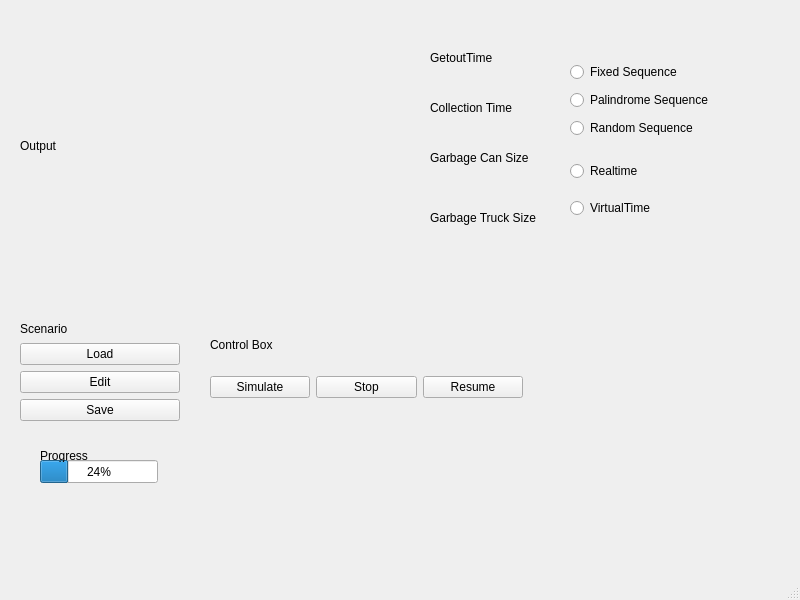
cbchoi/pohangsim, file PohangSim.ui: the form before one commit.
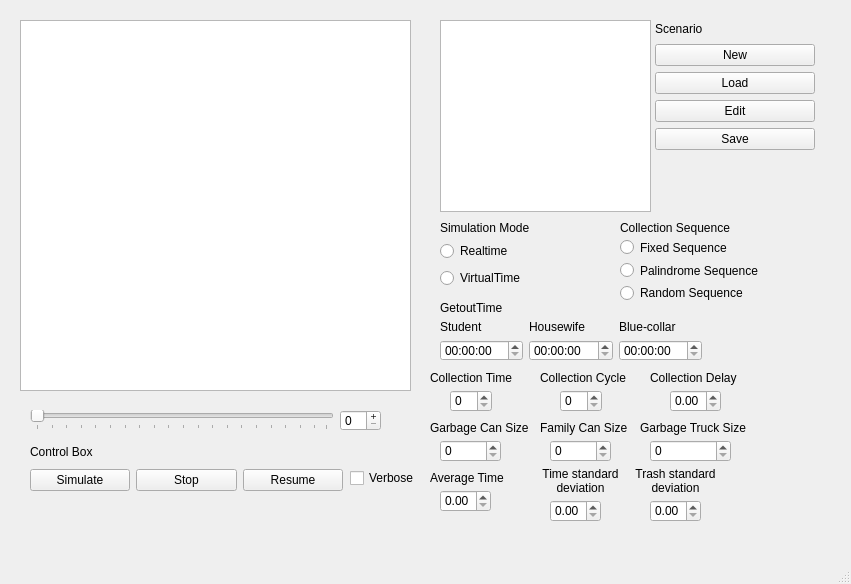
The form after the commit.

```diff
--- a/PohangSim.ui
+++ b/PohangSim.ui
@@ -6,32 +6,19 @@
    <rect>
     <x>0</x>
     <y>0</y>
-    <width>800</width>
-    <height>600</height>
+    <width>851</width>
+    <height>584</height>
    </rect>
   </property>
   <property name="windowTitle">
    <string>MainWindow</string>
   </property>
   <widget class="QWidget" name="centralwidget">
-   <widget class="QProgressBar" name="progressBar">
-    <property name="geometry">
-     <rect>
-      <x>40</x>
-      <y>460</y>
-      <width>118</width>
-      <height>23</height>
-     </rect>
-    </property>
-    <property name="value">
-     <number>24</number>
-    </property>
-   </widget>
    <widget class="QLabel" name="label">
     <property name="geometry">
      <rect>
-      <x>430</x>
-      <y>50</y>
+      <x>440</x>
+      <y>300</y>
       <width>71</width>
       <height>16</height>
      </rect>
@@ -44,7 +31,7 @@
     <property name="geometry">
      <rect>
       <x>430</x>
-      <y>100</y>
+      <y>370</y>
       <width>91</width>
       <height>16</height>
      </rect>
@@ -57,7 +44,7 @@
     <property name="geometry">
      <rect>
       <x>430</x>
-      <y>150</y>
+      <y>420</y>
       <width>101</width>
       <height>16</height>
      </rect>
@@ -69,8 +56,8 @@
    <widget class="QLabel" name="label_4">
     <property name="geometry">
      <rect>
-      <x>430</x>
-      <y>210</y>
+      <x>640</x>
+      <y>420</y>
       <width>111</width>
       <height>16</height>
      </rect>
@@ -82,10 +69,10 @@
    <widget class="QWidget" name="verticalLayoutWidget">
     <property name="geometry">
      <rect>
-      <x>570</x>
-      <y>60</y>
+      <x>620</x>
+      <y>239</y>
       <width>160</width>
-      <height>80</height>
+      <height>62</height>
      </rect>
     </property>
     <layout class="QVBoxLayout" name="verticalLayout">
@@ -124,10 +111,10 @@
    <widget class="QWidget" name="verticalLayoutWidget_2">
     <property name="geometry">
      <rect>
-      <x>570</x>
-      <y>150</y>
+      <x>440</x>
+      <y>240</y>
       <width>160</width>
-      <height>80</height>
+      <height>51</height>
      </rect>
     </property>
     <layout class="QVBoxLayout" name="verticalLayout_2">
@@ -150,10 +137,10 @@
    <widget class="QWidget" name="verticalLayoutWidget_3">
     <property name="geometry">
      <rect>
-      <x>20</x>
-      <y>320</y>
+      <x>655</x>
+      <y>20</y>
       <width>160</width>
-      <height>101</height>
+      <height>130</height>
      </rect>
     </property>
     <layout class="QVBoxLayout" name="ScenarioControl">
@@ -164,6 +151,13 @@
        </property>
       </widget>
      </item>
+     <item>
+      <widget class="QPushButton" name="pushButton_7">
+       <property name="text">
+        <string>New</string>
+       </property>
+      </widget>
+     </item>
      <item>
       <widget class="QPushButton" name="pushButton_2">
        <property name="text">
@@ -187,39 +181,13 @@
      </item>
     </layout>
    </widget>
-   <widget class="QLabel" name="label_7">
-    <property name="geometry">
-     <rect>
-      <x>40</x>
-      <y>450</y>
-      <width>54</width>
-      <height>12</height>
-     </rect>
-    </property>
-    <property name="text">
-     <string>Progress</string>
-    </property>
-   </widget>
-   <widget class="QLabel" name="label_8">
-    <property name="geometry">
-     <rect>
-      <x>20</x>
-      <y>30</y>
-      <width>391</width>
-      <height>231</height>
-     </rect>
-    </property>
-    <property name="text">
-     <string>Output</string>
-    </property>
-   </widget>
    <widget class="QWidget" name="verticalLayoutWidget_4">
     <property name="geometry">
      <rect>
-      <x>210</x>
-      <y>320</y>
+      <x>30</x>
+      <y>440</y>
       <width>313</width>
-      <height>78</height>
+      <height>51</height>
      </rect>
     </property>
     <layout class="QVBoxLayout" name="verticalLayout_3">
@@ -257,6 +225,348 @@
      </item>
     </layout>
    </widget>
+   <widget class="QListWidget" name="listWidget">
+    <property name="geometry">
+     <rect>
+      <x>440</x>
+      <y>20</y>
+      <width>211</width>
+      <height>192</height>
+     </rect>
+    </property>
+   </widget>
+   <widget class="QSpinBox" name="spinBox_2">
+    <property name="geometry">
+     <rect>
+      <x>450</x>
+      <y>390</y>
+      <width>42</width>
+      <height>22</height>
+     </rect>
+    </property>
+   </widget>
+   <widget class="QSpinBox" name="spinBox_3">
+    <property name="geometry">
+     <rect>
+      <x>440</x>
+      <y>440</y>
+      <width>61</width>
+      <height>22</height>
+     </rect>
+    </property>
+   </widget>
+   <widget class="QSpinBox" name="spinBox_4">
+    <property name="geometry">
+     <rect>
+      <x>650</x>
+      <y>440</y>
+      <width>81</width>
+      <height>22</height>
+     </rect>
+    </property>
+   </widget>
+   <widget class="QWidget" name="verticalLayoutWidget_5">
+    <property name="geometry">
+     <rect>
+      <x>440</x>
+      <y>320</y>
+      <width>262</width>
+      <height>41</height>
+     </rect>
+    </property>
+    <layout class="QVBoxLayout" name="verticalLayout_4">
+     <item>
+      <layout class="QHBoxLayout" name="horizontalLayout_3">
+       <item>
+        <widget class="QLabel" name="label_10">
+         <property name="text">
+          <string>Student</string>
+         </property>
+        </widget>
+       </item>
+       <item>
+        <widget class="QLabel" name="label_9">
+         <property name="text">
+          <string>Housewife</string>
+         </property>
+        </widget>
+       </item>
+       <item>
+        <widget class="QLabel" name="label_7">
+         <property name="text">
+          <string>Blue-collar</string>
+         </property>
+        </widget>
+       </item>
+      </layout>
+     </item>
+     <item>
+      <layout class="QHBoxLayout" name="horizontalLayout_2">
+       <item>
+        <widget class="QTimeEdit" name="timeEdit_7"/>
+       </item>
+       <item>
+        <widget class="QTimeEdit" name="timeEdit_5"/>
+       </item>
+       <item>
+        <widget class="QTimeEdit" name="timeEdit_6"/>
+       </item>
+      </layout>
+     </item>
+    </layout>
+   </widget>
+   <widget class="QLabel" name="label_11">
+    <property name="geometry">
+     <rect>
+      <x>440</x>
+      <y>220</y>
+      <width>101</width>
+      <height>16</height>
+     </rect>
+    </property>
+    <property name="text">
+     <string>Simulation Mode</string>
+    </property>
+   </widget>
+   <widget class="QLabel" name="label_12">
+    <property name="geometry">
+     <rect>
+      <x>620</x>
+      <y>220</y>
+      <width>141</width>
+      <height>16</height>
+     </rect>
+    </property>
+    <property name="text">
+     <string>Collection Sequence</string>
+    </property>
+   </widget>
+   <widget class="QGraphicsView" name="graphicsView">
+    <property name="geometry">
+     <rect>
+      <x>20</x>
+      <y>20</y>
+      <width>391</width>
+      <height>371</height>
+     </rect>
+    </property>
+   </widget>
+   <widget class="QLabel" name="label_8">
+    <property name="geometry">
+     <rect>
+      <x>540</x>
+      <y>370</y>
+      <width>91</width>
+      <height>16</height>
+     </rect>
+    </property>
+    <property name="text">
+     <string>Collection Cycle</string>
+    </property>
+   </widget>
+   <widget class="QSpinBox" name="spinBox_5">
+    <property name="geometry">
+     <rect>
+      <x>560</x>
+      <y>390</y>
+      <width>42</width>
+      <height>22</height>
+     </rect>
+    </property>
+   </widget>
+   <widget class="QSpinBox" name="spinBox_6">
+    <property name="geometry">
+     <rect>
+      <x>550</x>
+      <y>440</y>
+      <width>61</width>
+      <height>22</height>
+     </rect>
+    </property>
+   </widget>
+   <widget class="QLabel" name="label_13">
+    <property name="geometry">
+     <rect>
+      <x>540</x>
+      <y>420</y>
+      <width>101</width>
+      <height>16</height>
+     </rect>
+    </property>
+    <property name="text">
+     <string>Family Can Size</string>
+    </property>
+   </widget>
+   <widget class="QCheckBox" name="checkBox">
+    <property name="geometry">
+     <rect>
+      <x>350</x>
+      <y>470</y>
+      <width>77</width>
+      <height>16</height>
+     </rect>
+    </property>
+    <property name="text">
+     <string>Verbose</string>
+    </property>
+   </widget>
+   <widget class="QDoubleSpinBox" name="doubleSpinBox_7">
+    <property name="geometry">
+     <rect>
+      <x>670</x>
+      <y>390</y>
+      <width>51</width>
+      <height>22</height>
+     </rect>
+    </property>
+   </widget>
+   <widget class="QLabel" name="label_14">
+    <property name="geometry">
+     <rect>
+      <x>650</x>
+      <y>370</y>
+      <width>91</width>
+      <height>16</height>
+     </rect>
+    </property>
+    <property name="text">
+     <string>Collection Delay</string>
+    </property>
+   </widget>
+   <widget class="QLabel" name="label_15">
+    <property name="geometry">
+     <rect>
+      <x>430</x>
+      <y>470</y>
+      <width>91</width>
+      <height>16</height>
+     </rect>
+    </property>
+    <property name="text">
+     <string>Average Time</string>
+    </property>
+   </widget>
+   <widget class="QLabel" name="label_16">
+    <property name="geometry">
+     <rect>
+      <x>630</x>
+      <y>465</y>
+      <width>91</width>
+      <height>31</height>
+     </rect>
+    </property>
+    <property name="text">
+     <string>Trash standard deviation</string>
+    </property>
+    <property name="alignment">
+     <set>Qt::AlignCenter</set>
+    </property>
+    <property name="wordWrap">
+     <bool>true</bool>
+    </property>
+   </widget>
+   <widget class="QDoubleSpinBox" name="doubleSpinBox_8">
+    <property name="geometry">
+     <rect>
+      <x>650</x>
+      <y>500</y>
+      <width>51</width>
+      <height>22</height>
+     </rect>
+    </property>
+   </widget>
+   <widget class="QLabel" name="label_17">
+    <property name="geometry">
+     <rect>
+      <x>530</x>
+      <y>465</y>
+      <width>101</width>
+      <height>31</height>
+     </rect>
+    </property>
+    <property name="contextMenuPolicy">
+     <enum>Qt::DefaultContextMenu</enum>
+    </property>
+    <property name="toolTipDuration">
+     <number>0</number>
+    </property>
+    <property name="layoutDirection">
+     <enum>Qt::LeftToRight</enum>
+    </property>
+    <property name="text">
+     <string>Time standard deviation</string>
+    </property>
+    <property name="alignment">
+     <set>Qt::AlignCenter</set>
+    </property>
+    <property name="wordWrap">
+     <bool>true</bool>
+    </property>
+   </widget>
+   <widget class="QDoubleSpinBox" name="doubleSpinBox_9">
+    <property name="geometry">
+     <rect>
+      <x>550</x>
+      <y>500</y>
+      <width>51</width>
+      <height>22</height>
+     </rect>
+    </property>
+   </widget>
+   <widget class="QDoubleSpinBox" name="doubleSpinBox_10">
+    <property name="geometry">
+     <rect>
+      <x>440</x>
+      <y>490</y>
+      <width>51</width>
+      <height>22</height>
+     </rect>
+    </property>
+   </widget>
+   <widget class="QWidget" name="">
+    <property name="geometry">
+     <rect>
+      <x>30</x>
+      <y>410</y>
+      <width>351</width>
+      <height>21</height>
+     </rect>
+    </property>
+    <layout class="QHBoxLayout" name="horizontalLayout_4">
+     <item>
+      <widget class="QSlider" name="simulationtimeslider">
+       <property name="orientation">
+        <enum>Qt::Horizontal</enum>
+       </property>
+       <property name="invertedAppearance">
+        <bool>false</bool>
+       </property>
+       <property name="invertedControls">
+        <bool>false</bool>
+       </property>
+       <property name="tickPosition">
+        <enum>QSlider::TicksBelow</enum>
+       </property>
+       <property name="tickInterval">
+        <number>5</number>
+       </property>
+      </widget>
+     </item>
+     <item>
+      <widget class="QSpinBox" name="simulationtimeinput">
+       <property name="buttonSymbols">
+        <enum>QAbstractSpinBox::PlusMinus</enum>
+       </property>
+       <property name="accelerated">
+        <bool>true</bool>
+       </property>
+       <property name="singleStep">
+        <number>0</number>
+       </property>
+      </widget>
+     </item>
+    </layout>
+   </widget>
   </widget>
   <widget class="QMenuBar" name="menubar">
    <property name="geometry">
```
Left out of the diff: 2 changed lines with no effect on the pictures.
